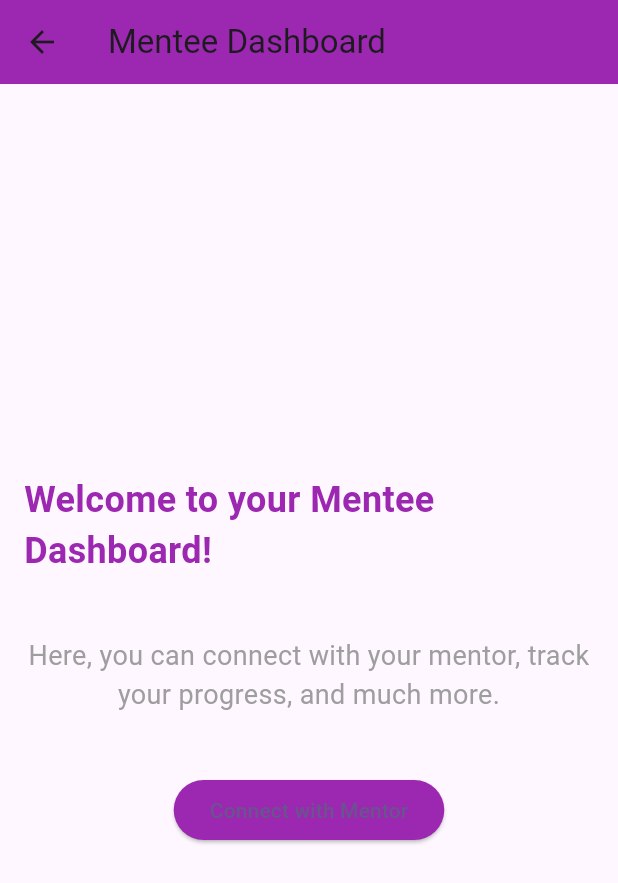
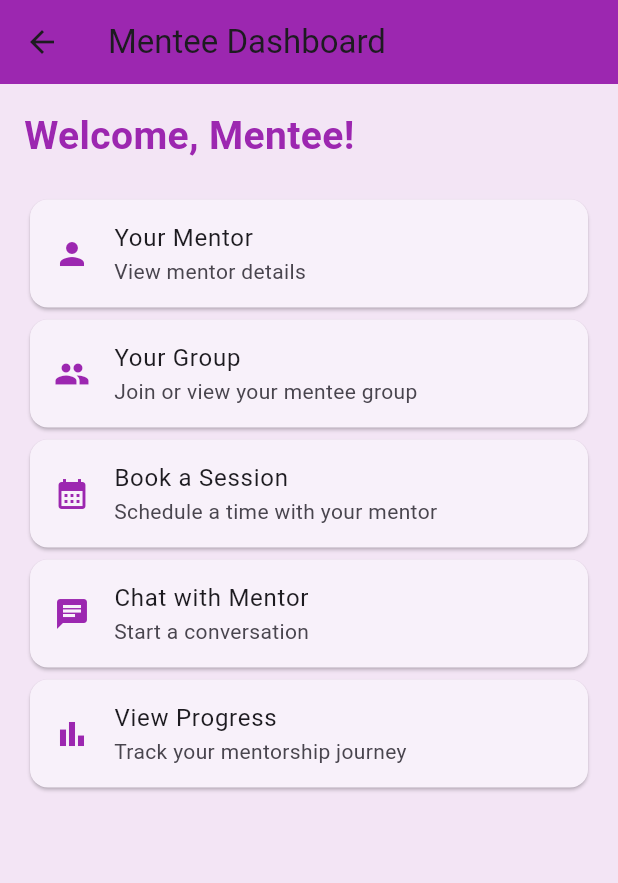
Before and after one commit to Miss-Kwara/guidami, a Flutter app: the MenteeDashboard screen opened by its route, on a phone screen of 412 x 824 dp. Shown: the top 883 px of the screen. Run offline on Flutter 3.47's test engine with Material 3 defaults, Android fonts, the phone set to English and light mode, and no system bars.

Commit message:
Aggiornata la dashboard del mentee

```diff
--- a/lib/screens/auth/dashboard/mentee_dashboard.dart
+++ b/lib/screens/auth/dashboard/mentee_dashboard.dart
@@ -12,40 +12,81 @@ class MenteeDashboard extends StatelessWidget {
       ),
       body: Padding(
         padding: const EdgeInsets.all(16.0),
-        child: Column(
-          mainAxisAlignment: MainAxisAlignment.center,
+        child: ListView(
           children: <Widget>[
             const Text(
-              'Welcome to your Mentee Dashboard!',
+              'Welcome, Mentee!',
               style: TextStyle(
-                fontSize: 24,
+                fontSize: 26,
                 fontWeight: FontWeight.bold,
                 color: Colors.purple,
               ),
             ),
-            const SizedBox(height: 40),
-            const Text(
-              'Here, you can connect with your mentor, track your progress, and much more.',
-              style: TextStyle(
-                fontSize: 18,
-                color: Colors.grey,
+            const SizedBox(height: 20),
+
+            // View Mentor Info
+            Card(
+              child: ListTile(
+                leading: const Icon(Icons.person, color: Colors.purple),
+                title: const Text('Your Mentor'),
+                subtitle: const Text('View mentor details'),
+                onTap: () {
+                  // Navigate to mentor details
+                },
               ),
-              textAlign: TextAlign.center,
             ),
-            const SizedBox(height: 40),
-            ElevatedButton(
-              style: ElevatedButton.styleFrom(
-                backgroundColor: Colors.purple, // Button color
+
+            // Join/View Group
+            Card(
+              child: ListTile(
+                leading: const Icon(Icons.group, color: Colors.purple),
+                title: const Text('Your Group'),
+                subtitle: const Text('Join or view your mentee group'),
+                onTap: () {
+                  // Navigate to group screen
+                },
               ),
-              onPressed: () {
-                // Navigate to another screen, like a chat screen, or progress tracking
-                // Navigator.push(context, MaterialPageRoute(builder: (context) => SomeOtherScreen()));
-              },
-              child: const Text('Connect with Mentor'),
+            ),
+
+            // Book a Session
+            Card(
+              child: ListTile(
+                leading: const Icon(Icons.calendar_month, color: Colors.purple),
+                title: const Text('Book a Session'),
+                subtitle: const Text('Schedule a time with your mentor'),
+                onTap: () {
+                  // Navigate to booking screen
+                },
+              ),
+            ),
+
+            // Chat with Mentor
+            Card(
+              child: ListTile(
+                leading: const Icon(Icons.chat, color: Colors.purple),
+                title: const Text('Chat with Mentor'),
+                subtitle: const Text('Start a conversation'),
+                onTap: () {
+                  // Navigate to chat screen
+                },
+              ),
+            ),
+
+            // View Progress / Sessions
+            Card(
+              child: ListTile(
+                leading: const Icon(Icons.bar_chart, color: Colors.purple),
+                title: const Text('View Progress'),
+                subtitle: const Text('Track your mentorship journey'),
+                onTap: () {
+                  // Navigate to progress screen
+                },
+              ),
             ),
           ],
         ),
       ),
+      backgroundColor: Colors.purple.shade50,
     );
   }
 }
```
